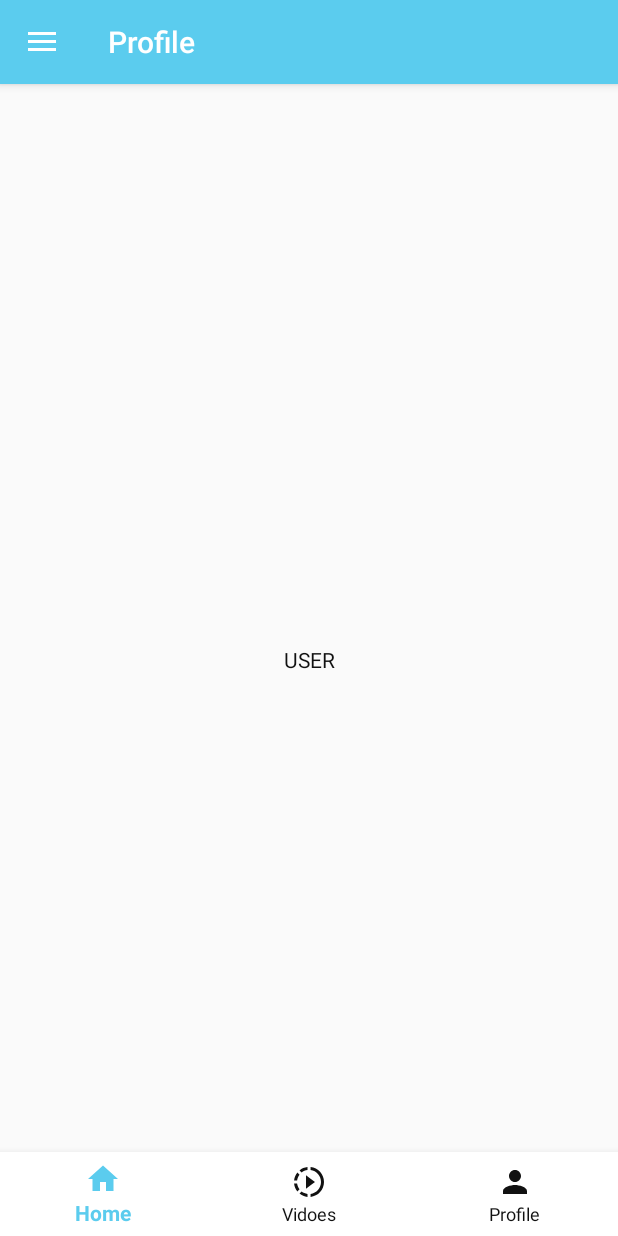
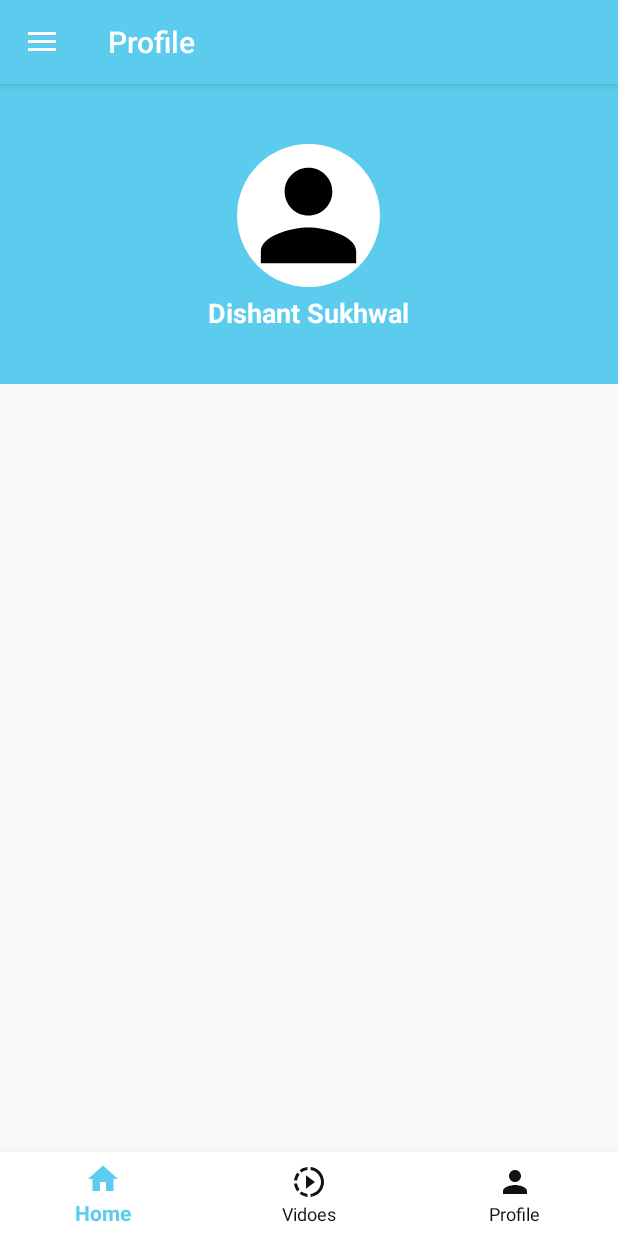
Before and after one commit to dishant888/AcadBoost-Android, an Android app: the fragment UserFragment placed in its activity, on a phone screen of 412 x 824 dp. Run offline under Robolectric (Android 15) with nearby library versions, the phone set to English and light mode, and no system bars.

Commit message:
Modified User fragment

```diff
--- a/app/src/main/res/layout/navbar_header.xml
+++ b/app/src/main/res/layout/navbar_header.xml
@@ -8,7 +8,8 @@
     <ImageView
         android:layout_width="75dp"
         android:layout_height="75dp"
-        android:src="@drawable/rounded_profile_image"/>
+        android:background="@drawable/rounded_profile_image"
+        android:src="@drawable/ic_person"/>
 
     <TextView
         android:layout_width="wrap_content"
--- a/app/src/main/res/layout/user_fragment.xml
+++ b/app/src/main/res/layout/user_fragment.xml
@@ -3,11 +3,30 @@
     android:orientation="vertical" android:layout_width="match_parent"
     android:layout_height="match_parent">
 
-    <TextView
+
+    <FrameLayout
         android:layout_width="match_parent"
-        android:layout_height="match_parent"
-        android:text="USER"
-        android:textColor="#111111"
-        android:gravity="center"/>
+        android:layout_height="200dp"
+        android:background="@color/colorTheme">
+
+        <ImageView
+            android:layout_height="95dp"
+            android:layout_width="95dp"
+            android:layout_gravity="center_horizontal"
+            android:layout_marginTop="40dp"
+            android:background="@drawable/rounded_profile_image"
+            android:src="@drawable/ic_person"/>
+
+        <TextView
+            android:layout_marginTop="140dp"
+            android:layout_width="wrap_content"
+            android:layout_height="wrap_content"
+            android:layout_gravity="center_horizontal"
+            android:text="Dishant Sukhwal"
+            android:textSize="18dp"
+            android:textStyle="bold"
+            android:textColor="@color/colorWhite"/>
+
+    </FrameLayout>
 
 </LinearLayout>
```
